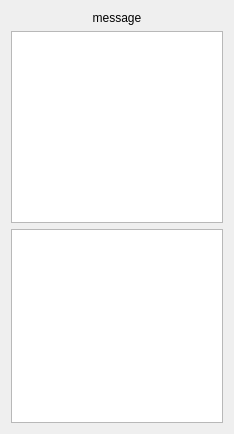
Above: commentswidget.ui from kambala-decapitator/HornAppDesktop before the change. Below: the same form after it.
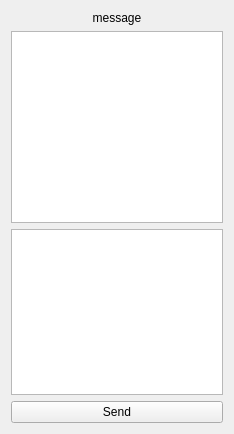
That is the form after the change.

```diff
--- a/commentswidget.ui
+++ b/commentswidget.ui
@@ -65,6 +65,16 @@
      </property>
     </widget>
    </item>
+   <item>
+    <widget class="QPushButton" name="sendButton">
+     <property name="text">
+      <string>Send</string>
+     </property>
+     <property name="shortcut">
+      <string notr="true">Ctrl+Return</string>
+     </property>
+    </widget>
+   </item>
   </layout>
  </widget>
  <resources/>
```
Left out of the diff: 2 changed lines with no effect on the pictures.
